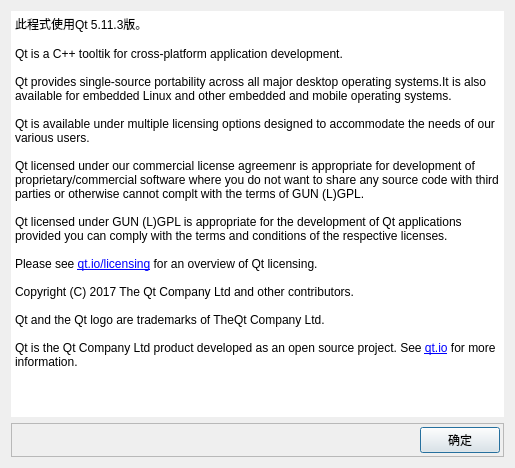
First picture: the form in PLCHandler_Emp/dialogaboutqt.ui, repository cxac-sw/PLCHdlTool, before the edit.
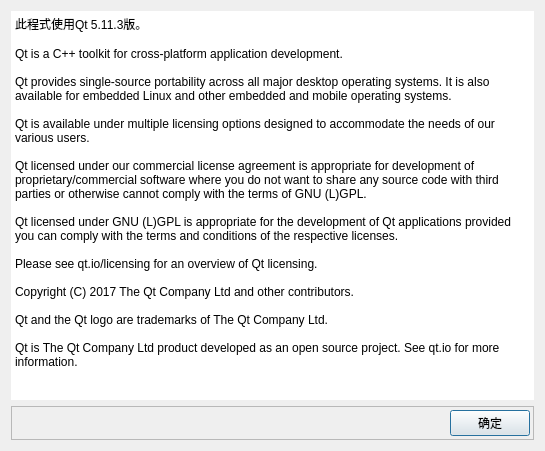
Second picture: the form after the edit.

Commit message: 修改ui文件

Diff of the .ui file:
```diff
--- a/PLCHandler_Emp/dialogaboutqt.ui
+++ b/PLCHandler_Emp/dialogaboutqt.ui
@@ -6,8 +6,8 @@
    <rect>
     <x>0</x>
     <y>0</y>
-    <width>515</width>
-    <height>468</height>
+    <width>545</width>
+    <height>451</height>
    </rect>
   </property>
   <property name="windowTitle">
@@ -21,28 +21,31 @@
      </property>
      <property name="html">
       <string>&lt;!DOCTYPE HTML PUBLIC &quot;-//W3C//DTD HTML 4.0//EN&quot; &quot;http://www.w3.org/TR/REC-html40/strict.dtd&quot;&gt;
-&lt;html&gt;&lt;head&gt;&lt;meta name=&quot;qrichtext&quot; content=&quot;1&quot; /&gt;&lt;style type=&quot;text/css&quot;&gt;
+&lt;html&gt;&lt;head&gt;&lt;meta name=&quot;qrichtext&quot; content=&quot;1&quot; /&gt;&lt;meta charset=&quot;utf-8&quot; /&gt;&lt;style type=&quot;text/css&quot;&gt;
 p, li { white-space: pre-wrap; }
-&lt;/style&gt;&lt;/head&gt;&lt;body style=&quot; font-family:'SimSun'; font-size:9pt; font-weight:400; font-style:normal;&quot;&gt;
-&lt;p style=&quot; margin-top:0px; margin-bottom:0px; margin-left:0px; margin-right:0px; -qt-block-indent:0; text-indent:0px;&quot;&gt;此程式使用Qt 5.11.3版。&lt;/p&gt;
+hr { height: 1px; border-width: 0; }
+li.unchecked::marker { content: &quot;\2610&quot;; }
+li.checked::marker { content: &quot;\2612&quot;; }
+&lt;/style&gt;&lt;/head&gt;&lt;body style=&quot; font-family:'Microsoft YaHei UI'; font-size:9pt; font-weight:400; font-style:normal;&quot;&gt;
+&lt;p style=&quot; margin-top:0px; margin-bottom:0px; margin-left:0px; margin-right:0px; -qt-block-indent:0; text-indent:0px;&quot;&gt;&lt;span style=&quot; font-family:'SimSun';&quot;&gt;此程式使用Qt 5.11.3版。&lt;/span&gt;&lt;/p&gt;
+&lt;p style=&quot;-qt-paragraph-type:empty; margin-top:0px; margin-bottom:0px; margin-left:0px; margin-right:0px; -qt-block-indent:0; text-indent:0px; font-family:'SimSun';&quot;&gt;&lt;br /&gt;&lt;/p&gt;
+&lt;p style=&quot; margin-top:0px; margin-bottom:0px; margin-left:0px; margin-right:0px; -qt-block-indent:0; text-indent:0px;&quot;&gt;Qt is a C++ toolkit for cross-platform application development.&lt;/p&gt;
 &lt;p style=&quot;-qt-paragraph-type:empty; margin-top:0px; margin-bottom:0px; margin-left:0px; margin-right:0px; -qt-block-indent:0; text-indent:0px;&quot;&gt;&lt;br /&gt;&lt;/p&gt;
-&lt;p style=&quot; margin-top:0px; margin-bottom:0px; margin-left:0px; margin-right:0px; -qt-block-indent:0; text-indent:0px;&quot;&gt;Qt is a C++ tooltik for cross-platform application development.&lt;/p&gt;
-&lt;p style=&quot;-qt-paragraph-type:empty; margin-top:0px; margin-bottom:0px; margin-left:0px; margin-right:0px; -qt-block-indent:0; text-indent:0px;&quot;&gt;&lt;br /&gt;&lt;/p&gt;
-&lt;p style=&quot; margin-top:0px; margin-bottom:0px; margin-left:0px; margin-right:0px; -qt-block-indent:0; text-indent:0px;&quot;&gt;Qt provides single-source portability across all major desktop operating systems.It is also available for embedded Linux and other embedded and mobile operating systems.&lt;/p&gt;
+&lt;p style=&quot; margin-top:0px; margin-bottom:0px; margin-left:0px; margin-right:0px; -qt-block-indent:0; text-indent:0px;&quot;&gt;Qt provides single-source portability across all major desktop operating systems. It is also available for embedded Linux and other embedded and mobile operating systems.&lt;/p&gt;
 &lt;p style=&quot;-qt-paragraph-type:empty; margin-top:0px; margin-bottom:0px; margin-left:0px; margin-right:0px; -qt-block-indent:0; text-indent:0px;&quot;&gt;&lt;br /&gt;&lt;/p&gt;
 &lt;p style=&quot; margin-top:0px; margin-bottom:0px; margin-left:0px; margin-right:0px; -qt-block-indent:0; text-indent:0px;&quot;&gt;Qt is available under multiple licensing options designed to accommodate the needs of our various users.&lt;/p&gt;
 &lt;p style=&quot;-qt-paragraph-type:empty; margin-top:0px; margin-bottom:0px; margin-left:0px; margin-right:0px; -qt-block-indent:0; text-indent:0px;&quot;&gt;&lt;br /&gt;&lt;/p&gt;
-&lt;p style=&quot; margin-top:0px; margin-bottom:0px; margin-left:0px; margin-right:0px; -qt-block-indent:0; text-indent:0px;&quot;&gt;Qt licensed under our commercial license agreemenr is appropriate for development of proprietary/commercial software where you do not want to share any source code with third parties or otherwise cannot complt with the terms of GUN (L)GPL.&lt;/p&gt;
+&lt;p style=&quot; margin-top:0px; margin-bottom:0px; margin-left:0px; margin-right:0px; -qt-block-indent:0; text-indent:0px;&quot;&gt;Qt licensed under our commercial license agreement is appropriate for development of proprietary/commercial software where you do not want to share any source code with third parties or otherwise cannot comply with the terms of GNU (L)GPL.&lt;/p&gt;
 &lt;p style=&quot;-qt-paragraph-type:empty; margin-top:0px; margin-bottom:0px; margin-left:0px; margin-right:0px; -qt-block-indent:0; text-indent:0px;&quot;&gt;&lt;br /&gt;&lt;/p&gt;
-&lt;p style=&quot; margin-top:0px; margin-bottom:0px; margin-left:0px; margin-right:0px; -qt-block-indent:0; text-indent:0px;&quot;&gt;Qt licensed under GUN (L)GPL is appropriate for the development of Qt applications provided you can comply with the terms and conditions of the respective licenses.&lt;/p&gt;
+&lt;p style=&quot; margin-top:0px; margin-bottom:0px; margin-left:0px; margin-right:0px; -qt-block-indent:0; text-indent:0px;&quot;&gt;Qt licensed under GNU (L)GPL is appropriate for the development of Qt applications provided you can comply with the terms and conditions of the respective licenses.&lt;/p&gt;
 &lt;p style=&quot;-qt-paragraph-type:empty; margin-top:0px; margin-bottom:0px; margin-left:0px; margin-right:0px; -qt-block-indent:0; text-indent:0px;&quot;&gt;&lt;br /&gt;&lt;/p&gt;
-&lt;p style=&quot; margin-top:0px; margin-bottom:0px; margin-left:0px; margin-right:0px; -qt-block-indent:0; text-indent:0px;&quot;&gt;Please see &lt;span style=&quot; text-decoration: underline; color:#0000ff;&quot;&gt;qt.io/licensing&lt;/span&gt; for an overview of Qt licensing.&lt;/p&gt;
+&lt;p style=&quot; margin-top:0px; margin-bottom:0px; margin-left:0px; margin-right:0px; -qt-block-indent:0; text-indent:0px;&quot;&gt;Please see qt.io/licensing for an overview of Qt licensing.&lt;/p&gt;
 &lt;p style=&quot;-qt-paragraph-type:empty; margin-top:0px; margin-bottom:0px; margin-left:0px; margin-right:0px; -qt-block-indent:0; text-indent:0px;&quot;&gt;&lt;br /&gt;&lt;/p&gt;
 &lt;p style=&quot; margin-top:0px; margin-bottom:0px; margin-left:0px; margin-right:0px; -qt-block-indent:0; text-indent:0px;&quot;&gt;Copyright (C) 2017 The Qt Company Ltd and other contributors.&lt;/p&gt;
 &lt;p style=&quot;-qt-paragraph-type:empty; margin-top:0px; margin-bottom:0px; margin-left:0px; margin-right:0px; -qt-block-indent:0; text-indent:0px;&quot;&gt;&lt;br /&gt;&lt;/p&gt;
-&lt;p style=&quot; margin-top:0px; margin-bottom:0px; margin-left:0px; margin-right:0px; -qt-block-indent:0; text-indent:0px;&quot;&gt;Qt and the Qt logo are trademarks of TheQt Company Ltd.&lt;/p&gt;
+&lt;p style=&quot; margin-top:0px; margin-bottom:0px; margin-left:0px; margin-right:0px; -qt-block-indent:0; text-indent:0px;&quot;&gt;Qt and the Qt logo are trademarks of The Qt Company Ltd.&lt;/p&gt;
 &lt;p style=&quot;-qt-paragraph-type:empty; margin-top:0px; margin-bottom:0px; margin-left:0px; margin-right:0px; -qt-block-indent:0; text-indent:0px;&quot;&gt;&lt;br /&gt;&lt;/p&gt;
-&lt;p style=&quot; margin-top:0px; margin-bottom:0px; margin-left:0px; margin-right:0px; -qt-block-indent:0; text-indent:0px;&quot;&gt;Qt is the Qt Company Ltd product developed as an open source project. See &lt;span style=&quot; text-decoration: underline; color:#0000ff;&quot;&gt;qt.io&lt;/span&gt; for more information.&lt;/p&gt;&lt;/body&gt;&lt;/html&gt;</string>
+&lt;p style=&quot; margin-top:0px; margin-bottom:0px; margin-left:0px; margin-right:0px; -qt-block-indent:0; text-indent:0px;&quot;&gt;Qt is The Qt Company Ltd product developed as an open source project. See qt.io for more information.&lt;/p&gt;&lt;/body&gt;&lt;/html&gt;</string>
      </property>
     </widget>
    </item>
```
